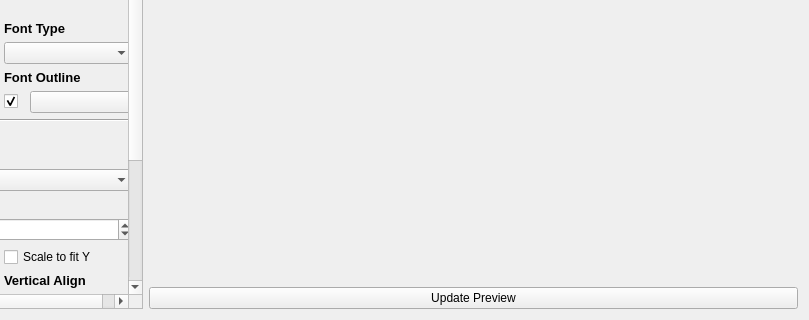
Old version of the form src/layout/TSHThumbnailSettings.ui in the repository joaorb64/TournamentStreamHelper; both pictures show x 153 to 962 and y 433 to 753 of the 962 by 753 pixel window.
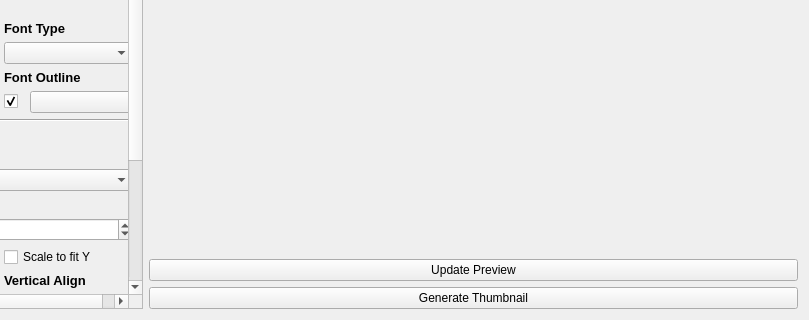
New version of the form.

Commit message: Add generate button on the thumbnail settings widget, fix filename when there are special characters in player names

What changed in the file:
```diff
--- a/src/layout/TSHThumbnailSettings.ui
+++ b/src/layout/TSHThumbnailSettings.ui
@@ -995,6 +995,13 @@
        </property>
       </widget>
      </item>
+     <item>
+      <widget class="QPushButton" name="btGenerate">
+       <property name="text">
+        <string>Generate Thumbnail</string>
+       </property>
+      </widget>
+     </item>
     </layout>
    </item>
   </layout>
```
Left out of the diff: 2 changed lines with no effect on the pictures. The commit also changes 3 other files.
